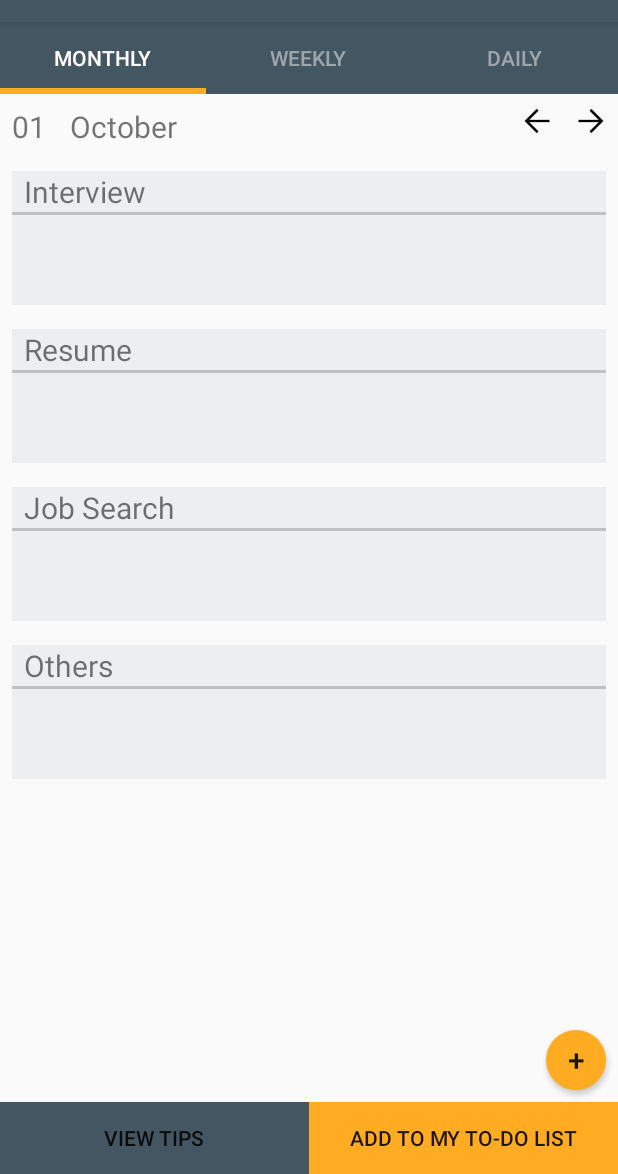
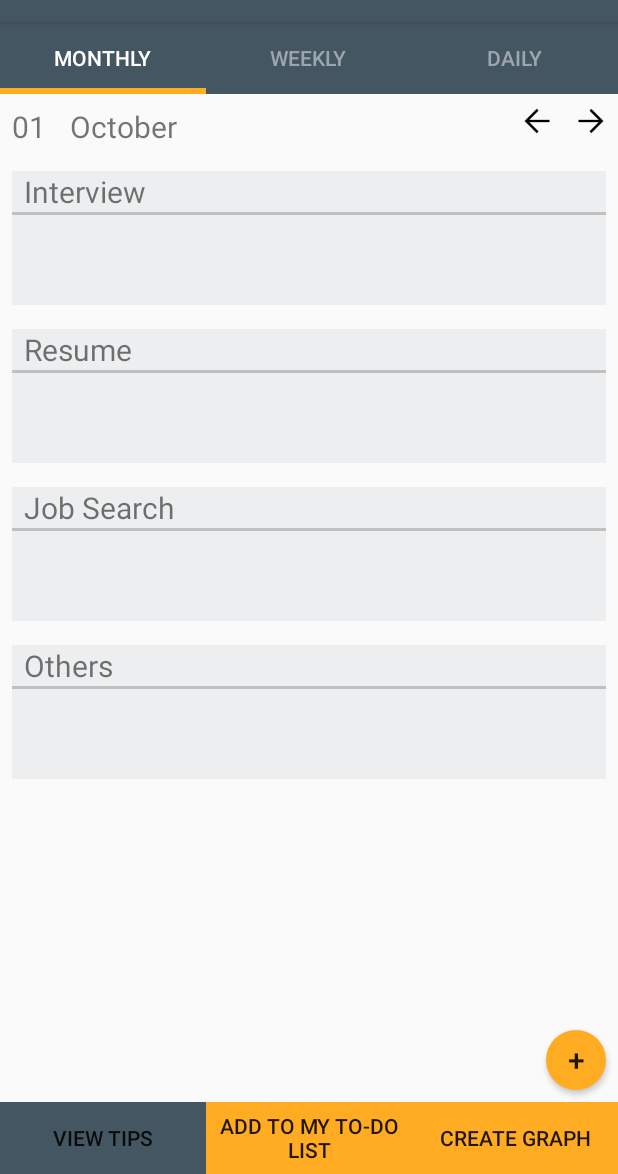
Before and after one commit to mtrsen/CareerPass, an Android app: the DayFragment screen opened directly, with no data from a screen before it, on a phone screen of 412 x 824 dp, the part 62-1236 px from its top. Run offline under Robolectric (Android 15) with nearby library versions, the phone set to English and light mode, and no system bars; our stand-ins replace Firebase (no records; nobody signed in at launch, a user with empty details on screens opened directly); 4 statements that could not run were skipped.

Commit message:
grapha:qw`LineGraphSeries<DataPoint> series = new LineGraphSeries<DataPoint>(new DataPoint[] {           new DataPoint(0, 1),           new DataPoint(1, 5),           new DataPoint(2, 3),           new DataPoint(3, 2),           new DataPoint(4, 6) }); graph.addSeries(series);

```diff
--- a/app/build.gradle
+++ b/app/build.gradle
@@ -29,7 +29,8 @@ dependencies {
     compile 'com.google.firebase:firebase-auth:10.0.1'
     compile 'com.android.support.constraint:constraint-layout:1.0.2'
     compile 'com.android.support:design:26.0.0-alpha1'
+    compile 'com.hyman:flowlayout-lib:1.1.2'
+    compile 'com.jjoe64:graphview:4.2.1'
     testCompile 'junit:junit:4.12'
-    compile 'com.hyman:flowlayout-lib:1.1.2'
 }
 apply plugin: 'com.google.gms.google-services'
--- a/app/src/main/AndroidManifest.xml
+++ b/app/src/main/AndroidManifest.xml
@@ -22,7 +22,7 @@
         </activity>
         <activity
             android:name=".ToDoListActivity"
-            android:label="To-do List"></activity>
+            android:label="To-do List" />
         <activity
             android:name=".Login"
             android:exported="true" />
@@ -41,6 +41,7 @@
         <activity
             android:name=".MenuActivity"
             android:exported="true" />
+        <activity android:name=".GraphActivity"></activity>
     </application>
 
 </manifest>
--- a/app/src/main/java/com/rainbowsix/careerpass/DayFragment.java
+++ b/app/src/main/java/com/rainbowsix/careerpass/DayFragment.java
@@ -39,7 +39,7 @@ public class DayFragment extends Fragment {
     List<TagSingle> data_xxx;
     List<TagSingle> data_others;
 
-    Button addtolist, addpost;
+    Button addtolist, addpost, create;
     ScrollView scrollView;
 
     FirebaseDatabase mFirebaseDatabase;
@@ -85,7 +85,7 @@ public class DayFragment extends Fragment {
         list_others = (GridView)rootView1.findViewById(R.id.otherslist);
         addtolist = (Button)rootView1.findViewById(R.id.addtolist);
         addpost = (Button)rootView1.findViewById(R.id.addpost);
-
+        create = (Button)rootView1.findViewById(R.id.create);
 
         data_xxx = new ArrayList<TagSingle>();
         data_resume = new ArrayList<TagSingle>();
@@ -195,6 +195,16 @@ public class DayFragment extends Fragment {
                 startActivity(intent);
             }
         });
+
+        create.setOnClickListener(new View.OnClickListener() {
+            @Override
+            public void onClick(View view) {
+                Intent intent = new Intent(getActivity(), GraphActivity.class);
+                startActivity(intent);
+            }
+        });
+
+
     }
 
 
--- a/app/src/main/java/com/rainbowsix/careerpass/PostActivity.java
+++ b/app/src/main/java/com/rainbowsix/careerpass/PostActivity.java
@@ -2,6 +2,7 @@ package com.rainbowsix.careerpass;
 
 import android.app.AlertDialog;
 import android.content.DialogInterface;
+import android.content.Intent;
 import android.os.Bundle;
 import android.support.v7.app.AppCompatActivity;
 import android.text.TextUtils;
@@ -183,6 +184,8 @@ public class PostActivity extends AppCompatActivity {
                             @Override
                             public void onClick(DialogInterface arg0, int arg1) {
                                 finish();
+                                Intent intent = new Intent(PostActivity.this, HomeActivity.class);
+                                startActivity(intent);
                             }
                         });
 
--- a/app/src/main/res/layout/day.xml
+++ b/app/src/main/res/layout/day.xml
@@ -255,6 +255,15 @@
             android:background="@color/newyellow"
             android:layout_gravity="center_horizontal"/>
 
+        <Button
+            android:layout_width="0dp"
+            android:layout_weight="1"
+            android:layout_height="wrap_content"
+            android:id="@+id/create"
+            android:text="Create graph"
+            android:background="@color/newyellow"
+            android:layout_gravity="center_horizontal"/>
+
     </LinearLayout>
 
 </LinearLayout>
```
Also changed, not shown: app/src/main/java/com/rainbowsix/careerpass/GraphActivity.java (added, +29 -0 lines), app/src/main/res/layout/activity_graph.xml (added, +15 -0 lines).
